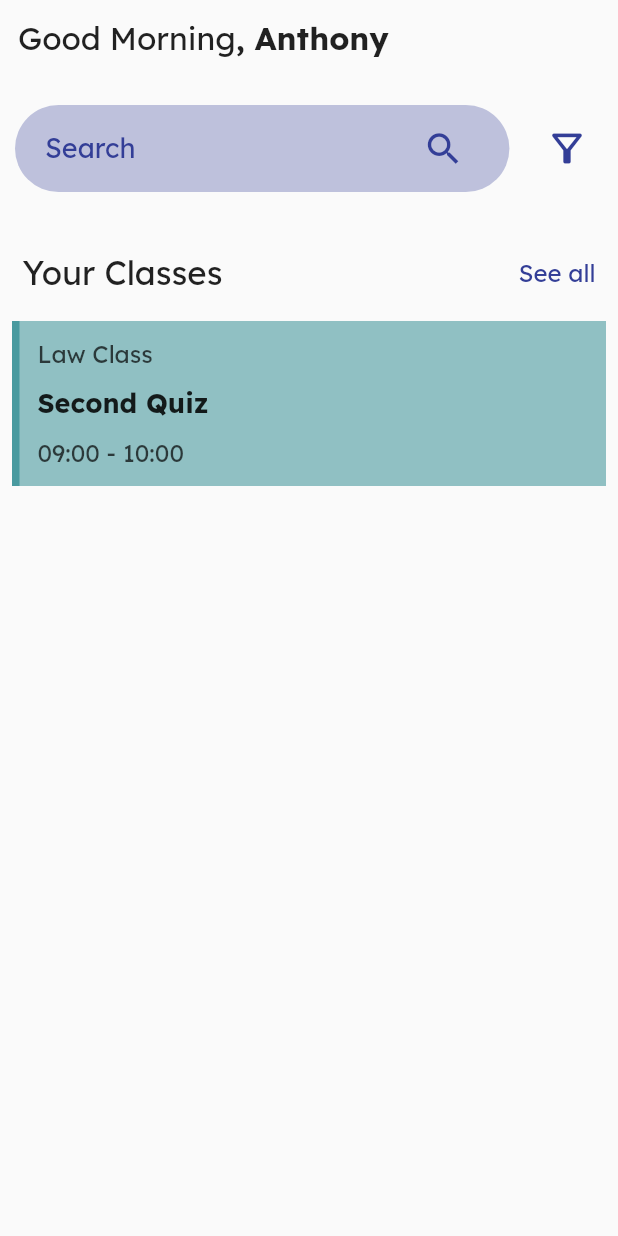
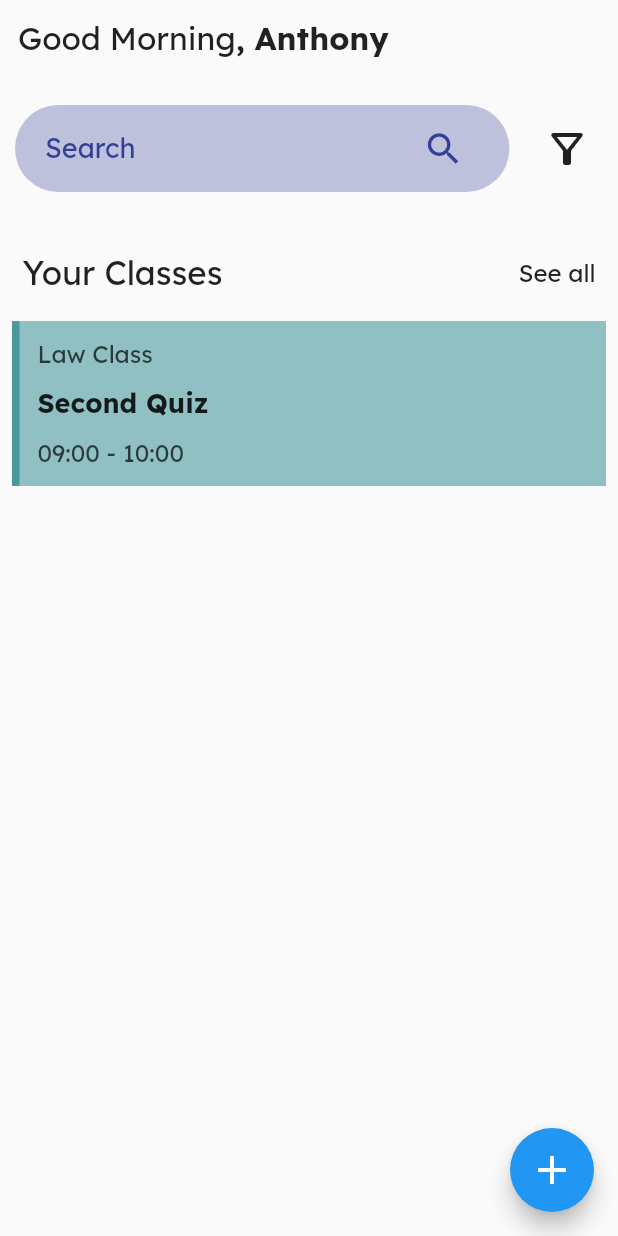
Before and after one commit to anthonyarinze/student_app, a Flutter app: the Home screen opened directly, on a phone screen of 412 x 824 dp. Run offline on Flutter 3.47's test engine with Material 2 defaults, Android fonts, the phone set to English and light mode, and no system bars; our stand-ins replace firebase_auth, firebase_core, google_fonts, google_nav_bar, google_sign_in; accounts and stored records are empty; statements that could not run were skipped.

```diff
--- a/lib/auth/SignUp.dart
+++ b/lib/auth/SignUp.dart
@@ -2,7 +2,7 @@
 import 'package:flutter/material.dart';
 import 'package:student_app/auth/login.dart';
 import 'package:student_app/pages/master.dart';
-import 'package:student_app/utils/palette.dart';
+import 'package:student_app/theme/palette.dart';
 import '../utils/widgets.dart';
 
 class SignUp extends StatefulWidget {
--- a/lib/auth/forgot_password.dart
+++ b/lib/auth/forgot_password.dart
@@ -2,7 +2,7 @@
 import 'package:flutter/material.dart';
 import 'package:student_app/auth/reset_email_sent.dart';
 import 'package:student_app/utils/widgets.dart';
-import '../utils/palette.dart';
+import '../theme/palette.dart';
 
 class ForgotPassword extends StatefulWidget {
   const ForgotPassword({super.key});
--- a/lib/auth/login.dart
+++ b/lib/auth/login.dart
@@ -4,7 +4,7 @@
 import 'package:student_app/auth/signup.dart';
 import 'package:student_app/utils/firebase_services.dart';
 import '../pages/master.dart';
-import '../utils/palette.dart';
+import '../theme/palette.dart';
 import '../utils/widgets.dart';
 
 class Login extends StatefulWidget {
--- a/lib/auth/reset_email_sent.dart
+++ b/lib/auth/reset_email_sent.dart
@@ -1,6 +1,6 @@
 import 'package:student_app/auth/forgot_password.dart';
 import 'package:flutter/material.dart';
-import 'package:student_app/utils/palette.dart';
+import 'package:student_app/theme/palette.dart';
 
 import 'login.dart';
 
--- a/lib/pages/home.dart
+++ b/lib/pages/home.dart
@@ -26,6 +26,10 @@
   Widget build(BuildContext context) {
     return Scaffold(
       resizeToAvoidBottomInset: false,
+      floatingActionButton: FloatingActionButton(
+        onPressed: () {},
+        child: const Icon(Icons.add, size: 32),
+      ),
       body: SingleChildScrollView(
         scrollDirection: Axis.vertical,
         child: Column(
@@ -62,13 +66,14 @@
                     onPressed: () {},
                     icon: const Icon(
                       Icons.filter_alt_outlined,
-                      size: 30,
+                      size: 32,
                       color: Palette.kLightThemeColor,
                     ),
                   ),
                 ],
               ),
             ),
+
             //Your Classes & See all
             Padding(
               padding: const EdgeInsets.fromLTRB(15, 30, 15, 10),
--- a/lib/pages/master.dart
+++ b/lib/pages/master.dart
@@ -4,7 +4,7 @@
 import 'package:student_app/pages/home.dart';
 import 'package:student_app/pages/metric.dart';
 import 'package:student_app/pages/profile.dart';
-import 'package:student_app/utils/palette.dart';
+import 'package:student_app/theme/palette.dart';
 
 class Master extends StatefulWidget {
   const Master({super.key});
--- /dev/null
+++ b/lib/theme/palette.dart
@@ -0,0 +1,25 @@
+import 'package:flutter/material.dart';
+import 'package:google_fonts/google_fonts.dart';
+
+class Palette {
+  static const Color kDarkBackgroundColor = Color(0xFF2a2222);
+  static const Color kLightButtonColor = Color(0xFF284bc1);
+  static const Color kLightThemeColor = Color(0xFF333e97);
+  static const Color kLightThemeColorAccent = Color(0xFF7b85cf);
+  static const Color kLightSelectedColor = Color(0xFFea4d90);
+  static const Color kDarkGreyColor = Color(0xFF121212);
+}
+
+class Themes {
+  static final light = ThemeData(
+    primaryColor: Palette.kLightThemeColor,
+    brightness: Brightness.light,
+    textTheme: GoogleFonts.lexendTextTheme(),
+  );
+
+  static final dark = ThemeData(
+    primaryColor: Palette.kDarkGreyColor,
+    brightness: Brightness.dark,
+    textTheme: GoogleFonts.lexendTextTheme(),
+  );
+}
--- /dev/null
+++ b/lib/theme/theme_service.dart
@@ -0,0 +1 @@
+class ThemeService {}
--- a/lib/utils/palette.dart
+++ /dev/null
@@ -1,10 +0,0 @@
-import 'package:flutter/animation.dart';
-
-class Palette {
-  static const Color kDarkBackgroundColor = Color(0xFF2a2222);
-  static const Color kLightButtonColor = Color(0xFF284bc1);
-  static const Color kLightThemeColor = Color(0xFF333e97);
-  static const Color kLightThemeColorAccent = Color(0xFF7b85cf);
-  static const Color kLightSelectedColor = Color(0xFFea4d90);
-  static const Color kAquaponicsThemeColor = Color(0xFF26005f);
-}
--- a/lib/utils/widgets.dart
+++ b/lib/utils/widgets.dart
@@ -1,5 +1,5 @@
 import 'package:flutter/material.dart';
-import 'package:student_app/utils/palette.dart';
+import 'package:student_app/theme/palette.dart';
 
 class BuildTextFormField extends StatelessWidget {
   const BuildTextFormField({
--- a/pubspec.yaml
+++ b/pubspec.yaml
@@ -23,6 +23,8 @@
   google_sign_in: ^5.4.2
   google_nav_bar: ^5.0.6
   google_fonts: ^3.0.1
+  get_storage: ^2.0.3
+  get: ^4.6.5
 
 dev_dependencies:
   flutter_test:
```
Also changed, not shown: lib/main.dart (+4 -5 lines), pubspec.lock.
